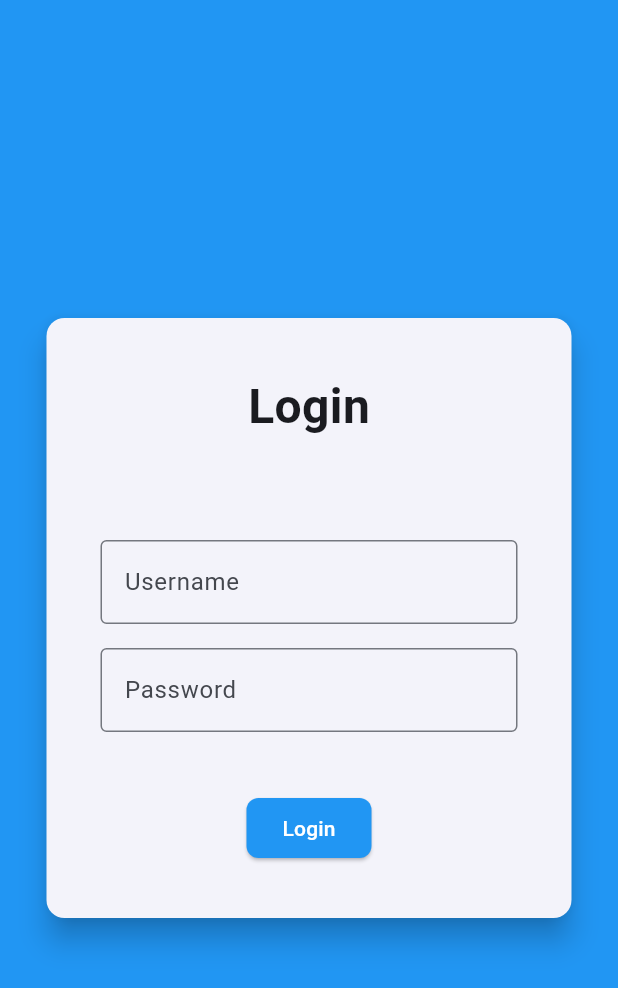
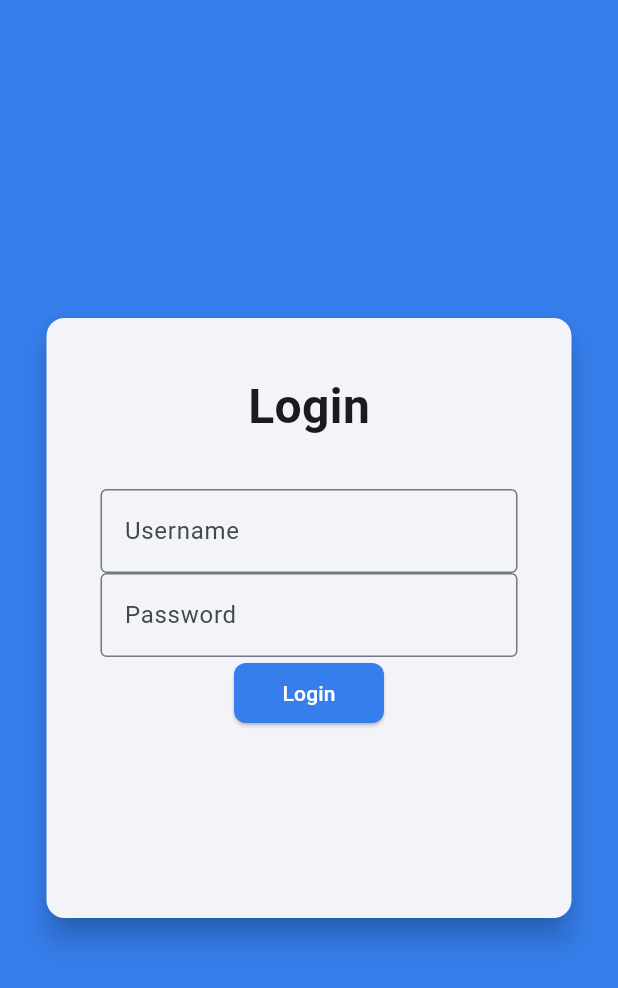
Before and after one commit to Prawirdani/pui-client-mobile, a Flutter app: the screen it shows after launch, on a phone screen of 412 x 824 dp. Shown: the top 988 px of the screen. Run offline on Flutter 3.47's test engine with Material 3 defaults, Android fonts, the phone set to English and light mode, and no system bars; our stand-ins replace shared_preferences; accounts and stored records are empty.

Commit message:
update: adjust login card layout

```diff
--- a/lib/pages/login_page.dart
+++ b/lib/pages/login_page.dart
@@ -1,5 +1,6 @@
 import 'package:flutter/material.dart';
 import 'package:flutter_application_4/providers/auth_provider.dart';
+import 'package:flutter_application_4/widgets/button.dart';
 import 'package:provider/provider.dart';
 
 class LoginPage extends StatefulWidget {
@@ -16,7 +17,7 @@ class _LoginPageState extends State<LoginPage> {
       resizeToAvoidBottomInset: false,
       body: SafeArea(
         child: Container(
-          color: Colors.blue,
+          color: Theme.of(context).primaryColor,
           child: Center(
             child: Padding(
               padding: const EdgeInsets.all(12),
@@ -28,17 +29,19 @@ class _LoginPageState extends State<LoginPage> {
                   height: 400,
                   width: 350,
                   padding: const EdgeInsets.all(12),
-                  child: const Padding(
-                    padding: EdgeInsets.all(24),
+                  child: Padding(
+                    padding: const EdgeInsets.all(24),
                     child: Column(
-                      mainAxisAlignment: MainAxisAlignment.spaceBetween,
                       children: [
-                        Text(
+                        Container(
+                          margin: const EdgeInsets.only(bottom: 32),
+                          child: const Text(
                             "Login",
                             style: TextStyle(
                                 fontSize: 32, fontWeight: FontWeight.bold),
                           ),
-                        LoginForm()
+                        ),
+                        const LoginForm()
                       ],
                     ),
                   ),
@@ -77,7 +80,9 @@ class _LoginFormState extends State<LoginForm> {
     final auth = Provider.of<AuthProvider>(context);
     return Form(
       key: _formKey,
+      child: Expanded(
         child: Column(
+          mainAxisAlignment: MainAxisAlignment.spaceEvenly,
           children: [
             TextFormField(
               controller: _usernameController,
@@ -92,7 +97,6 @@ class _LoginFormState extends State<LoginForm> {
                 border: OutlineInputBorder(),
               ),
             ),
-          const SizedBox(height: 16),
             TextFormField(
               controller: _passwordController,
               obscureText: true,
@@ -107,7 +111,6 @@ class _LoginFormState extends State<LoginForm> {
                 border: OutlineInputBorder(),
               ),
             ),
-          const SizedBox(height: 8),
             if (auth.loginError.isNotEmpty)
               Align(
                 alignment: Alignment.centerLeft,
@@ -116,8 +119,14 @@ class _LoginFormState extends State<LoginForm> {
                   style: const TextStyle(color: Colors.red),
                 ),
               ),
-          const SizedBox(height: 32),
-          ElevatedButton(
+            _loading
+                ? const SizedBox(
+                    height: 24,
+                    width: 24,
+                    child: CircularProgressIndicator(),
+                  )
+                : Button(
+                    text: "Login",
                     onPressed: () async {
                       if (_formKey.currentState!.validate()) {
                         _setLoading(true);
@@ -128,24 +137,9 @@ class _LoginFormState extends State<LoginForm> {
                         _setLoading(false);
                       }
                     },
-            style: ElevatedButton.styleFrom(
-              backgroundColor: Colors.blue,
-              shape: const RoundedRectangleBorder(
-                borderRadius: BorderRadius.all(Radius.circular(8)),
-              ),
-            ),
-            child: _loading
-                ? const SizedBox(
-                    height: 16,
-                    width: 16,
-                    child: CircularProgressIndicator(),
-                  )
-                : const Text(
-                    "Login",
-                    style: TextStyle(color: Colors.white),
-                  ),
                   ),
           ],
+        ),
       ),
     );
   }
```
Lines whose indentation alone changed are shown as unchanged.
